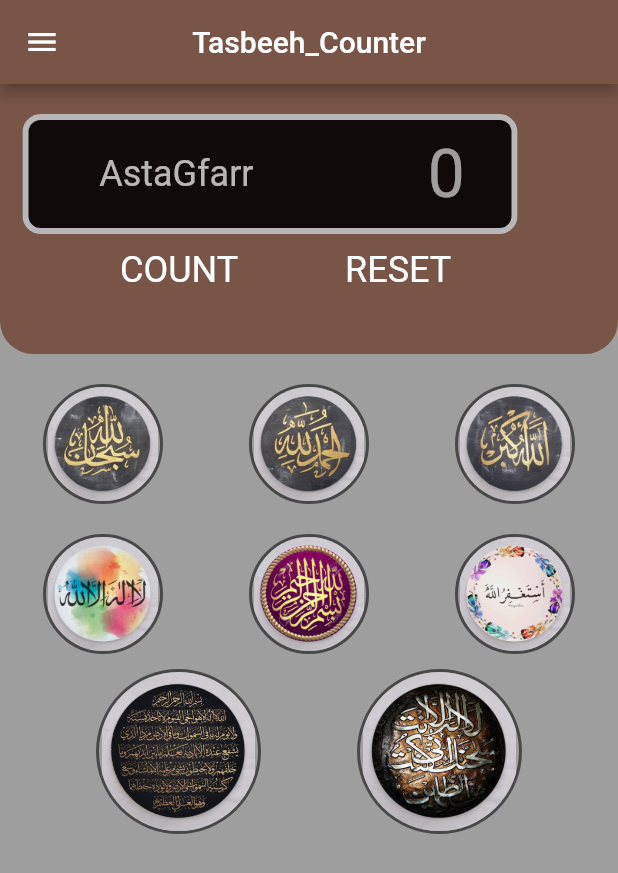
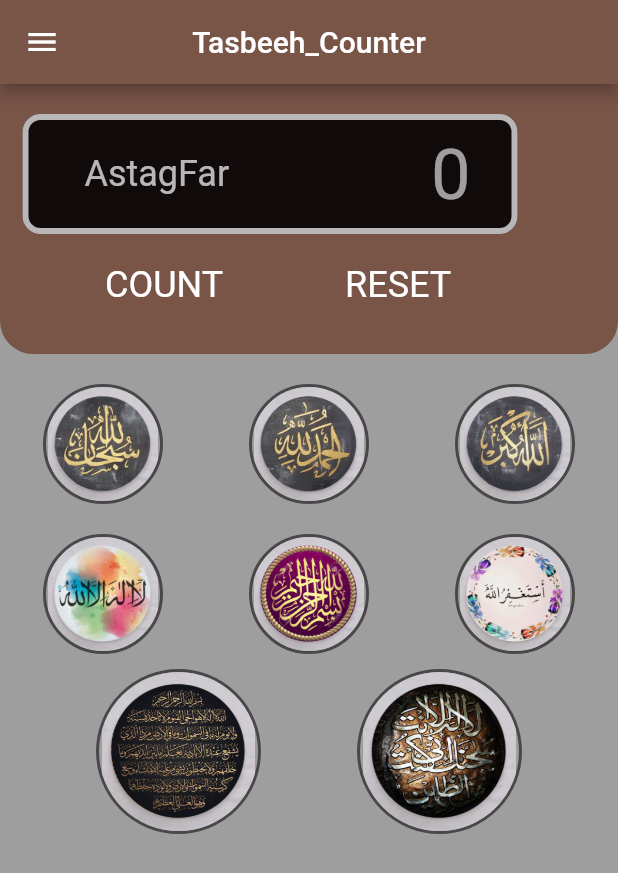
Before and after one commit to uzairleo/file_saving_flutter-sharedpref-Sqflite-FileHandling-, a Flutter app: the screen it shows after launch, on a phone screen of 412 x 824 dp. Shown: the top 873 px of the screen. Run offline on Flutter 3.47's test engine with Material 2 defaults, Android fonts, the phone set to English and light mode, and no system bars; our stand-ins replace shared_preferences, sqflite; accounts and stored records are empty; Roboto replaces fonts that are missing (SpicyRice, digital-7); project files that could hold a hidden picture were left out.

Commit message:
try to change fonts

```diff
--- a/lib/sharedPreferences.dart
+++ b/lib/sharedPreferences.dart
@@ -122,7 +122,8 @@ class _MyHomePageState extends State<MyHomePage> {
                         width: 330,
                         height: 80,
                         decoration: BoxDecoration(
-                            color: Colors.black87,
+                            color: Colors.black87
+                            ,
                             border:
                                 Border.all(color: Colors.white70, width: 4.0),
                             borderRadius: BorderRadius.circular(12.0)),
@@ -130,20 +131,26 @@ class _MyHomePageState extends State<MyHomePage> {
                           mainAxisAlignment: MainAxisAlignment.spaceAround,
                           children: <Widget>[
                             Padding(
-                              padding: const EdgeInsets.only(left: 16.0),
+                              padding: const EdgeInsets.only(left: 10.0),
                               child: Text(
-                                "AstaGfarr",
+                                "AstagFar",
                                 style: TextStyle(
-                                    color: Colors.white70, fontSize: 24),
+                                  fontFamily: 'SpicyRice',
+                                    color: Colors.white70,
+                                    fontSize: 24),
                               ),
                             ),
                             Padding(
                               padding:
-                                  const EdgeInsets.only(left: 54, right: 0.0),
+                                  const EdgeInsets.only(left: 80, right: 0.0),
                               child: Text(
                                 "0",
                                 style: TextStyle(
-                                    color: Colors.white60, fontSize: 44),
+                                    fontFamily: 'digital-7',
+                                    color: Colors.white60,
+                                     fontSize: 47,
+                                    // fontWeight: FontWeight.bold
+                                    ),
                               ),
                             ),
                           ],
@@ -151,7 +158,7 @@ class _MyHomePageState extends State<MyHomePage> {
                       ),
                     ),
                     Positioned(
-                      top: 110,
+                      top: 120,
                       left: 230.0,
                       child: Text(
                         "RESET",
@@ -159,8 +166,8 @@ class _MyHomePageState extends State<MyHomePage> {
                       ),
                     ),
                     Positioned(
-                      top: 110,
-                      left: 80,
+                      top: 120,
+                      left: 70,
                       child: Text(
                         "COUNT",
                         style: TextStyle(color: Colors.white, fontSize: 24),
```
Also changed, not shown: pubspec.yaml (+8 -14 lines), fonts/SpicyRice-Regular.ttf (added), fonts/digital-7 (italic).ttf (added), fonts/digital-7 (mono italic).ttf (added), fonts/digital-7 (mono).ttf (added), fonts/digital-7.ttf (added), fonts/readme.txt (added).
